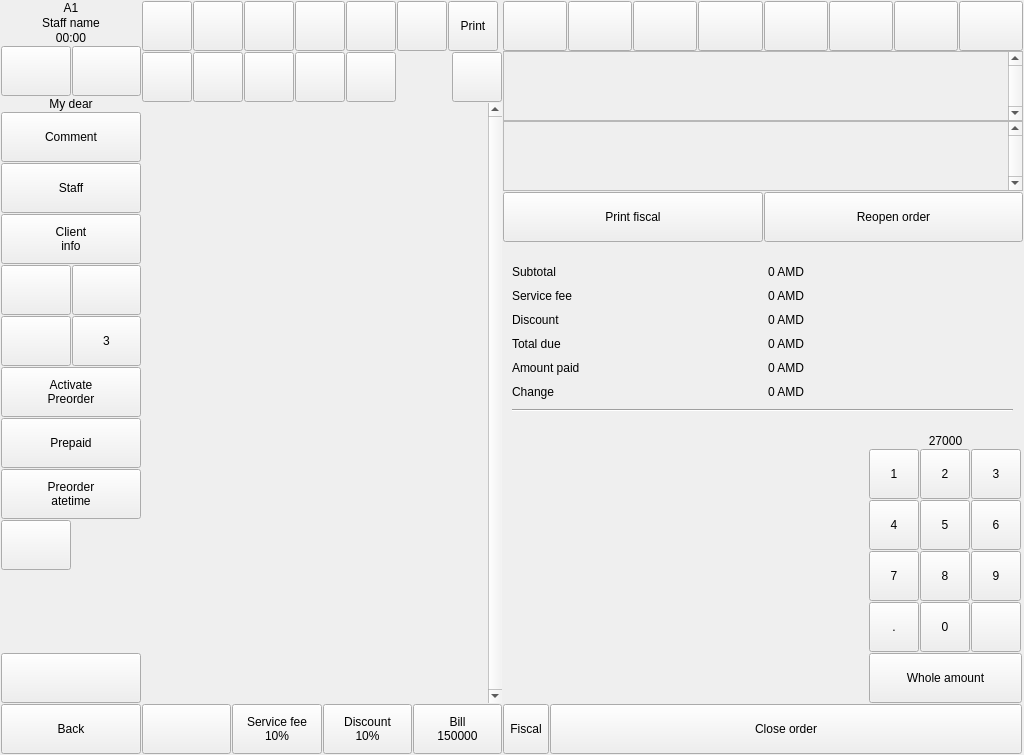
This is Waiter/dlgorder.ui in End1-1/Cafe5 as Qt 5 draws it before an edit. The edited form follows.
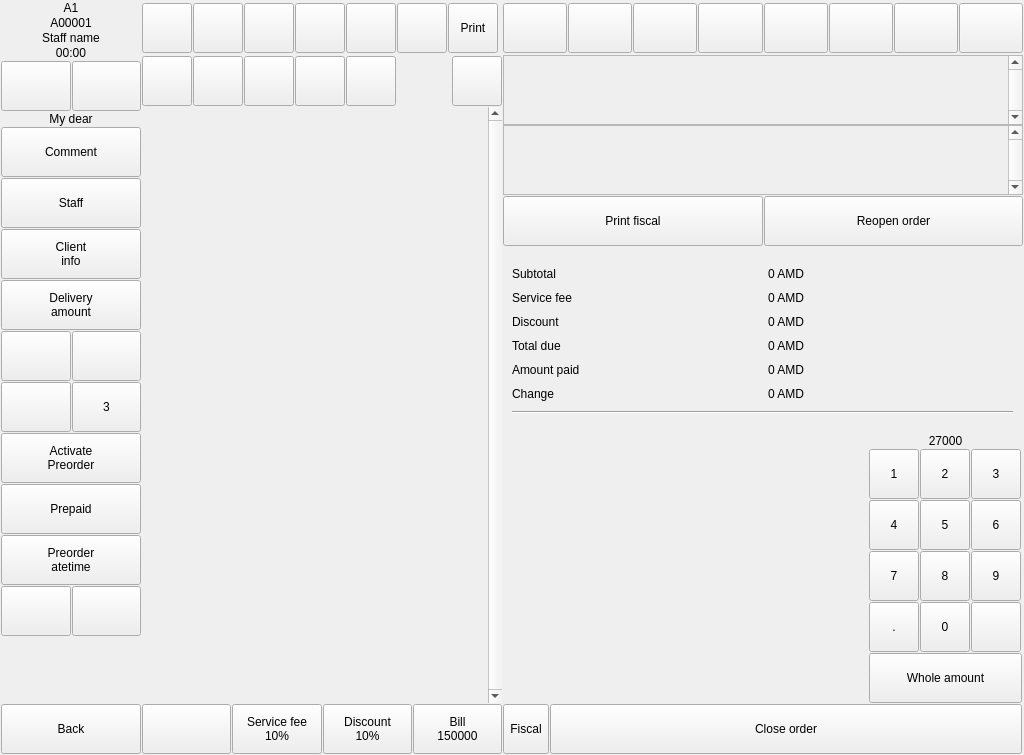
This is the edited form. Icons and pictures are not drawn.

Patch:
```diff
--- a/Waiter/dlgorder.ui
+++ b/Waiter/dlgorder.ui
@@ -69,6 +69,22 @@
         </property>
        </widget>
       </item>
+      <item>
+       <widget class="QLabel" name="lbOrderNumber">
+        <property name="focusPolicy">
+         <enum>Qt::FocusPolicy::NoFocus</enum>
+        </property>
+        <property name="text">
+         <string>A00001</string>
+        </property>
+        <property name="alignment">
+         <set>Qt::AlignmentFlag::AlignCenter</set>
+        </property>
+        <property name="wordWrap">
+         <bool>true</bool>
+        </property>
+       </widget>
+      </item>
       <item>
        <widget class="QLabel" name="lbStaff">
         <property name="focusPolicy">
@@ -183,8 +199,8 @@
             <property name="spacing">
              <number>1</number>
             </property>
-            <item row="12" column="0">
-             <widget class="QToolButton" name="btnShowHideRemoved">
+            <item row="3" column="0" colspan="2">
+             <widget class="QToolButton" name="btnOrderComment">
               <property name="sizePolicy">
                <sizepolicy hsizetype="Preferred" vsizetype="Fixed">
                 <horstretch>0</horstretch>
@@ -201,7 +217,7 @@
                <enum>Qt::FocusPolicy::NoFocus</enum>
               </property>
               <property name="text">
-               <string/>
+               <string>Comment</string>
               </property>
               <property name="icon">
                <iconset resource="resources/res.qrc">
@@ -213,22 +229,16 @@
                 <height>32</height>
                </size>
               </property>
-              <property name="checkable">
-               <bool>true</bool>
-              </property>
-              <property name="checked">
-               <bool>false</bool>
-              </property>
               <property name="toolButtonStyle">
-               <enum>Qt::ToolButtonStyle::ToolButtonIconOnly</enum>
+               <enum>Qt::ToolButtonStyle::ToolButtonTextBesideIcon</enum>
               </property>
               <property name="setup_key" stdset="0">
                <string>dlgorder_disable_btnshowhideremoved</string>
               </property>
              </widget>
             </item>
-            <item row="0" column="1">
-             <widget class="QToolButton" name="btnTransferTable">
+            <item row="7" column="1">
+             <widget class="QToolButton" name="btnStopListMode">
               <property name="sizePolicy">
                <sizepolicy hsizetype="Preferred" vsizetype="Fixed">
                 <horstretch>0</horstretch>
@@ -259,8 +269,8 @@
               </property>
               <property name="iconSize">
                <size>
-                <width>36</width>
-                <height>36</height>
+                <width>32</width>
+                <height>32</height>
                </size>
               </property>
               <property name="toolButtonStyle">
@@ -269,6 +279,42 @@
               <property name="dlgorder_disable_btntransfertable" stdset="0">
                <string/>
               </property>
+             </widget>
+            </item>
+            <item row="11" column="0" colspan="2">
+             <widget class="QToolButton" name="btnPreorderDateTime">
+              <property name="sizePolicy">
+               <sizepolicy hsizetype="Preferred" vsizetype="Fixed">
+                <horstretch>0</horstretch>
+                <verstretch>0</verstretch>
+               </sizepolicy>
+              </property>
+              <property name="minimumSize">
+               <size>
+                <width>0</width>
+                <height>50</height>
+               </size>
+              </property>
+              <property name="focusPolicy">
+               <enum>Qt::FocusPolicy::NoFocus</enum>
+              </property>
+              <property name="text">
+               <string>Preorder 
+atetime</string>
+              </property>
+              <property name="icon">
+               <iconset resource="resources/res.qrc">
+                <normaloff>:/prepaid.png</normaloff>:/prepaid.png</iconset>
+              </property>
+              <property name="iconSize">
+               <size>
+                <width>32</width>
+                <height>32</height>
+               </size>
+              </property>
+              <property name="toolButtonStyle">
+               <enum>Qt::ToolButtonStyle::ToolButtonTextBesideIcon</enum>
+              </property>
               <property name="setup_key" stdset="0">
                <string>dglorder_disable_btntransfertable</string>
               </property>
@@ -316,8 +362,8 @@
               </property>
              </widget>
             </item>
-            <item row="7" column="0">
-             <widget class="QToolButton" name="btnReceiptLanguage">
+            <item row="13" column="0">
+             <widget class="QToolButton" name="btnShowHideRemoved">
               <property name="sizePolicy">
                <sizepolicy hsizetype="Preferred" vsizetype="Fixed">
                 <horstretch>0</horstretch>
@@ -338,45 +384,7 @@
               </property>
               <property name="icon">
                <iconset resource="resources/res.qrc">
-                <normaloff>:/armenia.png</normaloff>:/armenia.png</iconset>
-              </property>
-              <property name="iconSize">
-               <size>
-                <width>32</width>
-                <height>32</height>
-               </size>
-              </property>
-              <property name="toolButtonStyle">
-               <enum>Qt::ToolButtonStyle::ToolButtonTextUnderIcon</enum>
-              </property>
-              <property name="setup_key" stdset="0">
-               <string>dlgorder_disable_btnreceiptlanguage</string>
-              </property>
-             </widget>
-            </item>
-            <item row="9" column="0" colspan="2">
-             <widget class="QToolButton" name="btnPrepaid">
-              <property name="sizePolicy">
-               <sizepolicy hsizetype="Preferred" vsizetype="Fixed">
-                <horstretch>0</horstretch>
-                <verstretch>0</verstretch>
-               </sizepolicy>
-              </property>
-              <property name="minimumSize">
-               <size>
-                <width>0</width>
-                <height>50</height>
-               </size>
-              </property>
-              <property name="focusPolicy">
-               <enum>Qt::FocusPolicy::NoFocus</enum>
-              </property>
-              <property name="text">
-               <string>Prepaid</string>
-              </property>
-              <property name="icon">
-               <iconset resource="resources/res.qrc">
-                <normaloff>:/prepaid.png</normaloff>:/prepaid.png</iconset>
+                <normaloff>:/view.png</normaloff>:/view.png</iconset>
               </property>
               <property name="iconSize">
                <size>
@@ -391,14 +399,14 @@
                <bool>false</bool>
               </property>
               <property name="toolButtonStyle">
-               <enum>Qt::ToolButtonStyle::ToolButtonTextBesideIcon</enum>
+               <enum>Qt::ToolButtonStyle::ToolButtonIconOnly</enum>
               </property>
               <property name="setup_key" stdset="0">
                <string>dlgorder_disable_btnprepaid</string>
               </property>
              </widget>
             </item>
-            <item row="7" column="1">
+            <item row="8" column="1">
              <widget class="QToolButton" name="btnSit">
               <property name="sizePolicy">
                <sizepolicy hsizetype="Preferred" vsizetype="Fixed">
@@ -436,8 +444,8 @@
               </property>
              </widget>
             </item>
-            <item row="6" column="1">
-             <widget class="QToolButton" name="btnStopListMode">
+            <item row="0" column="0">
+             <widget class="QToolButton" name="btnTransferDishes">
               <property name="sizePolicy">
                <sizepolicy hsizetype="Preferred" vsizetype="Fixed">
                 <horstretch>0</horstretch>
@@ -464,7 +472,45 @@
               </property>
               <property name="icon">
                <iconset resource="resources/res.qrc">
-                <normaloff>:/stop.png</normaloff>:/stop.png</iconset>
+                <normaloff>:/move-dish.png</normaloff>:/move-dish.png</iconset>
+              </property>
+              <property name="iconSize">
+               <size>
+                <width>36</width>
+                <height>36</height>
+               </size>
+              </property>
+              <property name="toolButtonStyle">
+               <enum>Qt::ToolButtonStyle::ToolButtonIconOnly</enum>
+              </property>
+              <property name="setup_key" stdset="0">
+               <string>dlgorder_disable_btntransferdishes</string>
+              </property>
+             </widget>
+            </item>
+            <item row="8" column="0">
+             <widget class="QToolButton" name="btnReceiptLanguage">
+              <property name="sizePolicy">
+               <sizepolicy hsizetype="Preferred" vsizetype="Fixed">
+                <horstretch>0</horstretch>
+                <verstretch>0</verstretch>
+               </sizepolicy>
+              </property>
+              <property name="minimumSize">
+               <size>
+                <width>0</width>
+                <height>50</height>
+               </size>
+              </property>
+              <property name="focusPolicy">
+               <enum>Qt::FocusPolicy::NoFocus</enum>
+              </property>
+              <property name="text">
+               <string/>
+              </property>
+              <property name="icon">
+               <iconset resource="resources/res.qrc">
+                <normaloff>:/armenia.png</normaloff>:/armenia.png</iconset>
               </property>
               <property name="iconSize">
                <size>
@@ -473,7 +519,7 @@
                </size>
               </property>
               <property name="toolButtonStyle">
-               <enum>Qt::ToolButtonStyle::ToolButtonIconOnly</enum>
+               <enum>Qt::ToolButtonStyle::ToolButtonTextUnderIcon</enum>
               </property>
               <property name="setup_key" stdset="0">
                <string>dlgorder_disable_btnstoplistmode</string>
@@ -524,6 +570,97 @@
               </property>
              </widget>
             </item>
+            <item row="0" column="1">
+             <widget class="QToolButton" name="btnTransferTable">
+              <property name="sizePolicy">
+               <sizepolicy hsizetype="Preferred" vsizetype="Fixed">
+                <horstretch>0</horstretch>
+                <verstretch>0</verstretch>
+               </sizepolicy>
+              </property>
+              <property name="minimumSize">
+               <size>
+                <width>0</width>
+                <height>50</height>
+               </size>
+              </property>
+              <property name="maximumSize">
+               <size>
+                <width>16777215</width>
+                <height>16777215</height>
+               </size>
+              </property>
+              <property name="focusPolicy">
+               <enum>Qt::FocusPolicy::NoFocus</enum>
+              </property>
+              <property name="text">
+               <string/>
+              </property>
+              <property name="icon">
+               <iconset resource="resources/res.qrc">
+                <normaloff>:/move-table.png</normaloff>:/move-table.png</iconset>
+              </property>
+              <property name="iconSize">
+               <size>
+                <width>36</width>
+                <height>36</height>
+               </size>
+              </property>
+              <property name="toolButtonStyle">
+               <enum>Qt::ToolButtonStyle::ToolButtonIconOnly</enum>
+              </property>
+              <property name="dlgorder_disable_btntransfertable" stdset="0">
+               <string/>
+              </property>
+              <property name="setup_key" stdset="0">
+               <string>dglorder_disable_btntransfertable</string>
+              </property>
+             </widget>
+            </item>
+            <item row="7" column="0">
+             <widget class="QToolButton" name="btnPackage">
+              <property name="sizePolicy">
+               <sizepolicy hsizetype="Preferred" vsizetype="Fixed">
+                <horstretch>0</horstretch>
+                <verstretch>0</verstretch>
+               </sizepolicy>
+              </property>
+              <property name="minimumSize">
+               <size>
+                <width>0</width>
+                <height>50</height>
+               </size>
+              </property>
+              <property name="maximumSize">
+               <size>
+                <width>16777215</width>
+                <height>16777215</height>
+               </size>
+              </property>
+              <property name="focusPolicy">
+               <enum>Qt::FocusPolicy::NoFocus</enum>
+              </property>
+              <property name="text">
+               <string/>
+              </property>
+              <property name="icon">
+               <iconset resource="resources/res.qrc">
+                <normaloff>:/package.png</normaloff>:/package.png</iconset>
+              </property>
+              <property name="iconSize">
+               <size>
+                <width>32</width>
+                <height>32</height>
+               </size>
+              </property>
+              <property name="toolButtonStyle">
+               <enum>Qt::ToolButtonStyle::ToolButtonIconOnly</enum>
+              </property>
+              <property name="setup_key" stdset="0">
+               <string>dlgorder_disable_btnpackage</string>
+              </property>
+             </widget>
+            </item>
             <item row="2" column="0" colspan="2">
              <widget class="QLabel" name="lbOrderComment">
               <property name="sizePolicy">
@@ -543,93 +680,8 @@
               </property>
              </widget>
             </item>
-            <item row="6" column="0">
-             <widget class="QToolButton" name="btnPackage">
-              <property name="sizePolicy">
-               <sizepolicy hsizetype="Preferred" vsizetype="Fixed">
-                <horstretch>0</horstretch>
-                <verstretch>0</verstretch>
-               </sizepolicy>
-              </property>
-              <property name="minimumSize">
-               <size>
-                <width>0</width>
-                <height>50</height>
-               </size>
-              </property>
-              <property name="maximumSize">
-               <size>
-                <width>16777215</width>
-                <height>16777215</height>
-               </size>
-              </property>
-              <property name="focusPolicy">
-               <enum>Qt::FocusPolicy::NoFocus</enum>
-              </property>
-              <property name="text">
-               <string/>
-              </property>
-              <property name="icon">
-               <iconset resource="resources/res.qrc">
-                <normaloff>:/package.png</normaloff>:/package.png</iconset>
-              </property>
-              <property name="iconSize">
-               <size>
-                <width>32</width>
-                <height>32</height>
-               </size>
-              </property>
-              <property name="toolButtonStyle">
-               <enum>Qt::ToolButtonStyle::ToolButtonIconOnly</enum>
-              </property>
-              <property name="setup_key" stdset="0">
-               <string>dlgorder_disable_btnpackage</string>
-              </property>
-             </widget>
-            </item>
-            <item row="3" column="0" colspan="2">
-             <widget class="QToolButton" name="btnOrderComment">
-              <property name="sizePolicy">
-               <sizepolicy hsizetype="Preferred" vsizetype="Fixed">
-                <horstretch>0</horstretch>
-                <verstretch>0</verstretch>
-               </sizepolicy>
-              </property>
-              <property name="minimumSize">
-               <size>
-                <width>0</width>
-                <height>50</height>
-               </size>
-              </property>
-              <property name="maximumSize">
-               <size>
-                <width>16777215</width>
-                <height>16777215</height>
-               </size>
-              </property>
-              <property name="focusPolicy">
-               <enum>Qt::FocusPolicy::NoFocus</enum>
-              </property>
-              <property name="text">
-               <string>Comment</string>
-              </property>
-              <property name="icon">
-               <iconset resource="resources/res.qrc">
-                <normaloff>:/notes.png</normaloff>:/notes.png</iconset>
-              </property>
-              <property name="iconSize">
-               <size>
-                <width>32</width>
-                <height>32</height>
-               </size>
-              </property>
-              <property name="toolButtonStyle">
-               <enum>Qt::ToolButtonStyle::ToolButtonTextBesideIcon</enum>
-              </property>
-             </widget>
-            </item>
             <item row="10" column="0" colspan="2">
-             <widget class="QToolButton" name="btnPreorderDateTime">
+             <widget class="QToolButton" name="btnPrepaid">
               <property name="sizePolicy">
                <sizepolicy hsizetype="Preferred" vsizetype="Fixed">
                 <horstretch>0</horstretch>
@@ -646,8 +698,7 @@
                <enum>Qt::FocusPolicy::NoFocus</enum>
               </property>
               <property name="text">
-               <string>Preorder 
-atetime</string>
+               <string>Prepaid</string>
               </property>
               <property name="icon">
                <iconset resource="resources/res.qrc">
@@ -659,6 +710,12 @@
                 <height>32</height>
                </size>
               </property>
+              <property name="checkable">
+               <bool>true</bool>
+              </property>
+              <property name="checked">
+               <bool>false</bool>
+              </property>
               <property name="toolButtonStyle">
                <enum>Qt::ToolButtonStyle::ToolButtonTextBesideIcon</enum>
               </property>
@@ -667,51 +724,7 @@
               </property>
              </widget>
             </item>
-            <item row="0" column="0">
-             <widget class="QToolButton" name="btnTransferDishes">
-              <property name="sizePolicy">
-               <sizepolicy hsizetype="Preferred" vsizetype="Fixed">
-                <horstretch>0</horstretch>
-                <verstretch>0</verstretch>
-               </sizepolicy>
-              </property>
-              <property name="minimumSize">
-               <size>
-                <width>0</width>
-                <height>50</height>
-               </size>
-              </property>
-              <property name="maximumSize">
-               <size>
-                <width>16777215</width>
-                <height>16777215</height>
-               </size>
-              </property>
-              <property name="focusPolicy">
-               <enum>Qt::FocusPolicy::NoFocus</enum>
-              </property>
-              <property name="text">
-               <string/>
-              </property>
-              <property name="icon">
-               <iconset resource="resources/res.qrc">
-                <normaloff>:/move-dish.png</normaloff>:/move-dish.png</iconset>
-              </property>
-              <property name="iconSize">
-               <size>
-                <width>36</width>
-                <height>36</height>
-               </size>
-              </property>
-              <property name="toolButtonStyle">
-               <enum>Qt::ToolButtonStyle::ToolButtonIconOnly</enum>
-              </property>
-              <property name="setup_key" stdset="0">
-               <string>dlgorder_disable_btntransferdishes</string>
-              </property>
-             </widget>
-            </item>
-            <item row="8" column="0" colspan="2">
+            <item row="9" column="0" colspan="2">
              <widget class="QToolButton" name="btnActivatePreorder">
               <property name="sizePolicy">
                <sizepolicy hsizetype="Preferred" vsizetype="Fixed">
@@ -750,6 +763,95 @@
               </property>
              </widget>
             </item>
+            <item row="6" column="0" colspan="2">
+             <widget class="QToolButton" name="btnDeliveryAmount">
+              <property name="sizePolicy">
+               <sizepolicy hsizetype="Preferred" vsizetype="Fixed">
+                <horstretch>0</horstretch>
+                <verstretch>0</verstretch>
+               </sizepolicy>
+              </property>
+              <property name="minimumSize">
+               <size>
+                <width>0</width>
+                <height>50</height>
+               </size>
+              </property>
+              <property name="maximumSize">
+               <size>
+                <width>16777215</width>
+                <height>16777215</height>
+               </size>
+              </property>
+              <property name="focusPolicy">
+               <enum>Qt::FocusPolicy::NoFocus</enum>
+              </property>
+              <property name="text">
+               <string>Delivery
+amount</string>
+              </property>
+              <property name="icon">
+               <iconset resource="resources/res.qrc">
+                <normaloff>:/delivery.png</normaloff>:/delivery.png</iconset>
+              </property>
+              <property name="iconSize">
+               <size>
+                <width>32</width>
+                <height>32</height>
+               </size>
+              </property>
+              <property name="toolButtonStyle">
+               <enum>Qt::ToolButtonStyle::ToolButtonTextBesideIcon</enum>
+              </property>
+              <property name="setup_key" stdset="0">
+               <string>dlgorder_disable_btndeliveryamount</string>
+              </property>
+             </widget>
+            </item>
+            <item row="13" column="1">
+             <widget class="QToolButton" name="btnShowCustomerDisplay">
+              <property name="sizePolicy">
+               <sizepolicy hsizetype="Preferred" vsizetype="Fixed">
+                <horstretch>0</horstretch>
+                <verstretch>0</verstretch>
+               </sizepolicy>
+              </property>
+              <property name="minimumSize">
+               <size>
+                <width>0</width>
+                <height>50</height>
+               </size>
+              </property>
+              <property name="focusPolicy">
+               <enum>Qt::FocusPolicy::NoFocus</enum>
+              </property>
+              <property name="text">
+               <string/>
+              </property>
+              <property name="icon">
+               <iconset resource="resources/res.qrc">
+                <normaloff>:/display.png</normaloff>:/display.png</iconset>
+              </property>
+              <property name="iconSize">
+               <size>
+                <width>32</width>
+                <height>32</height>
+               </size>
+              </property>
+              <property name="checkable">
+               <bool>true</bool>
+              </property>
+              <property name="checked">
+               <bool>false</bool>
+              </property>
+              <property name="toolButtonStyle">
+               <enum>Qt::ToolButtonStyle::ToolButtonIconOnly</enum>
+              </property>
+              <property name="setup_key" stdset="0">
+               <string>dlgorder_disable_btnshowcustomerdisplay</string>
+              </property>
+             </widget>
+            </item>
            </layout>
           </widget>
          </item>
@@ -791,50 +893,6 @@
            </property>
           </widget>
          </item>
-         <item row="13" column="0" colspan="2">
-          <widget class="QToolButton" name="btnShowCustomerDisplay">
-           <property name="sizePolicy">
-            <sizepolicy hsizetype="Preferred" vsizetype="Fixed">
-             <horstretch>0</horstretch>
-             <verstretch>0</verstretch>
-            </sizepolicy>
-           </property>
-           <property name="minimumSize">
-            <size>
-             <width>0</width>
-             <height>50</height>
-            </size>
-           </property>
-           <property name="focusPolicy">
-            <enum>Qt::FocusPolicy::NoFocus</enum>
-           </property>
-           <property name="text">
-            <string/>
-           </property>
-           <property name="icon">
-            <iconset resource="resources/res.qrc">
-             <normaloff>:/display.png</normaloff>:/display.png</iconset>
-           </property>
-           <property name="iconSize">
-            <size>
-             <width>32</width>
-             <height>32</height>
-            </size>
-           </property>
-           <property name="checkable">
-            <bool>true</bool>
-           </property>
-           <property name="checked">
-            <bool>false</bool>
-           </property>
-           <property name="toolButtonStyle">
-            <enum>Qt::ToolButtonStyle::ToolButtonIconOnly</enum>
-           </property>
-           <property name="setup_key" stdset="0">
-            <string>dlgorder_disable_btnshowcustomerdisplay</string>
-           </property>
-          </widget>
-         </item>
         </layout>
        </widget>
       </item>
@@ -912,13 +970,13 @@
            <property name="minimumSize">
             <size>
              <width>0</width>
-             <height>50</height>
+             <height>54</height>
             </size>
            </property>
            <property name="maximumSize">
             <size>
              <width>16777215</width>
-             <height>50</height>
+             <height>54</height>
             </size>
            </property>
            <property name="focusPolicy">
@@ -1560,7 +1618,7 @@
            <x>0</x>
            <y>0</y>
            <width>343</width>
-           <height>600</height>
+           <height>596</height>
           </rect>
          </property>
          <layout class="QVBoxLayout" name="vs">
@@ -1774,7 +1832,7 @@
      <property name="focusPolicy">
       <enum>Qt::FocusPolicy::NoFocus</enum>
      </property>
-     <layout class="QGridLayout" name="gridLayout">
+     <layout class="QGridLayout" name="gridLayout" rowstretch="1,0,0">
       <property name="leftMargin">
        <number>0</number>
       </property>
@@ -1823,7 +1881,7 @@
          <item>
           <widget class="QWidget" name="wdepts" native="true">
            <property name="sizePolicy">
-            <sizepolicy hsizetype="Preferred" vsizetype="Preferred">
+            <sizepolicy hsizetype="Preferred" vsizetype="Fixed">
              <horstretch>0</horstretch>
              <verstretch>0</verstretch>
             </sizepolicy>
@@ -1831,13 +1889,13 @@
            <property name="minimumSize">
             <size>
              <width>0</width>
-             <height>0</height>
+             <height>54</height>
             </size>
            </property>
            <property name="maximumSize">
             <size>
              <width>16777215</width>
-             <height>16777215</height>
+             <height>54</height>
             </size>
            </property>
            <property name="focusPolicy">
@@ -2232,7 +2290,7 @@
          <item>
           <widget class="QWidget" name="wgroups" native="true">
            <property name="sizePolicy">
-            <sizepolicy hsizetype="Expanding" vsizetype="Preferred">
+            <sizepolicy hsizetype="Expanding" vsizetype="Maximum">
              <horstretch>1</horstretch>
              <verstretch>0</verstretch>
             </sizepolicy>
@@ -2270,6 +2328,18 @@
             </property>
             <item>
              <widget class="QScrollArea" name="groupsScrollArea">
+              <property name="sizePolicy">
+               <sizepolicy hsizetype="Expanding" vsizetype="Expanding">
+                <horstretch>0</horstretch>
+                <verstretch>0</verstretch>
+               </sizepolicy>
+              </property>
+              <property name="minimumSize">
+               <size>
+                <width>0</width>
+                <height>0</height>
+               </size>
+              </property>
               <property name="verticalScrollBarPolicy">
                <enum>Qt::ScrollBarPolicy::ScrollBarAlwaysOn</enum>
               </property>
```
Left out of the diff: 25 changed lines with no effect on the pictures.
